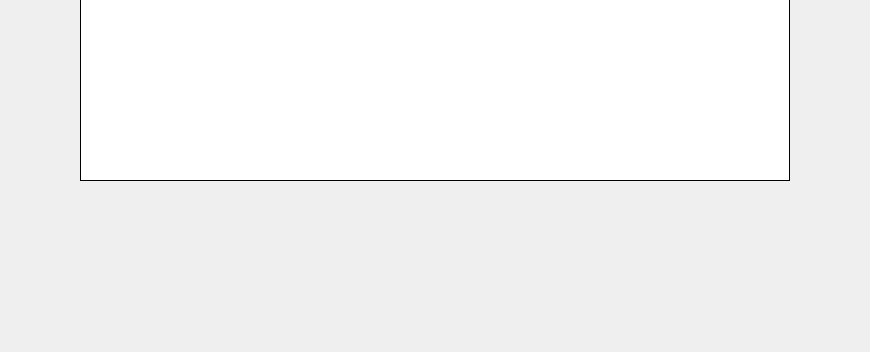
omarelshopky/DarkWriter, file Designer UI/writingWindow.ui: the form before one commit; both pictures show x 111 to 981 and y 421 to 773 of the 1091 by 773 pixel window.
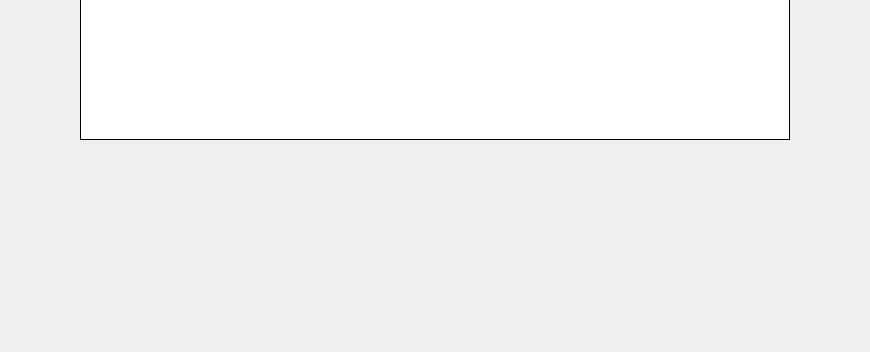
The form after the commit. Icons and pictures are not drawn.

Commit message: Change writing area height

```diff
--- a/Designer UI/writingWindow.ui
+++ b/Designer UI/writingWindow.ui
@@ -35,7 +35,7 @@
      </spacer>
     </item>
     <item>
-     <layout class="QVBoxLayout" name="middleLayoutV" stretch="0,4,0,7,4">
+     <layout class="QVBoxLayout" name="middleLayoutV" stretch="0,4,0,6,5">
       <item>
        <layout class="QHBoxLayout" name="topLayoutH" stretch="1,0,1">
         <item>
```
The commit also changes 1 other file.
